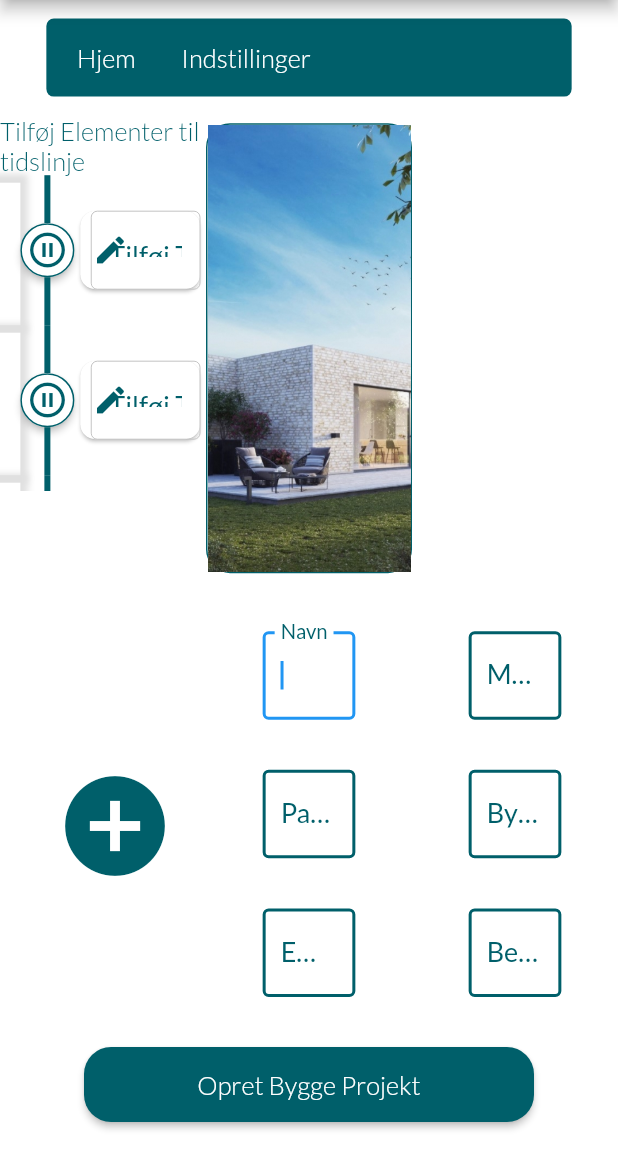
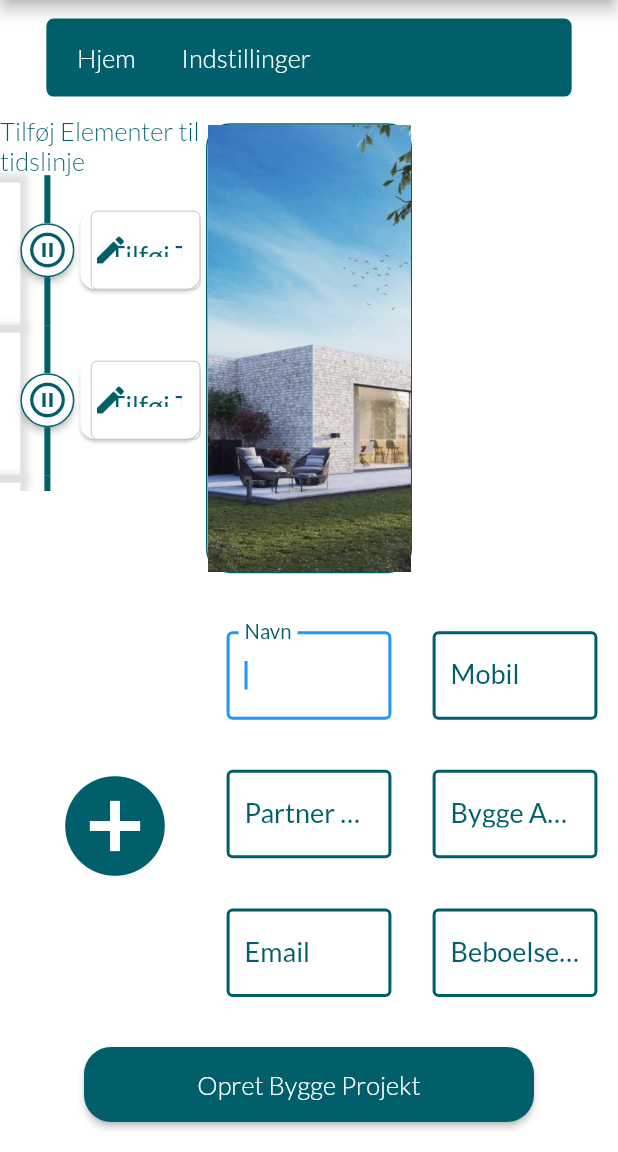
Before and after one commit to NTThyssen/ClassicDreamHouse, a Flutter app: the CreateProjectPage screen opened directly, on a phone screen of 412 x 824 dp, the part 84-1236 px from its top. Run offline on Flutter 3.47's test engine with Material 2 defaults, Android fonts, the phone set to English and light mode, and no system bars; drawn by our look-alikes of timeline_tile; our stand-ins replace adaptive_dialog, cloud_firestore, cool_alert, file_picker, firebase_auth, firebase_core and 7 more; missing offline and left inert: adaptive_library, advance_pdf_viewer, circular_menu, firebase, image_picker_web, mime_type and 2 more; accounts and stored records are empty; generated files the repository leaves out were written again.

Commit message:
added pdf viewpage again

```diff
--- a/classic_dream_house_app/lib/widgets/pdfCard.dart
+++ b/classic_dream_house_app/lib/widgets/pdfCard.dart
@@ -1,5 +1,6 @@
 import 'package:advance_pdf_viewer/advance_pdf_viewer.dart';
 import 'package:classic_cream_couse/theme.dart';
+import 'package:classic_dream_house_app/screens/PdfViewPage.dart';
 import 'package:flutter/material.dart';
 import 'dart:async';
 import 'package:classic_dream_house_app/navigator/route_manager.dart' as router;
@@ -31,7 +32,8 @@ class _PdfCardState extends State<PdfCard> {
     return _isLoading ? Container(child: CircularProgressIndicator(),) :
     GestureDetector(
       onTap: () {
-        Navigator.pushNamed(context, router.PdfViewRoute);
+        Navigator.push(
+            context, MaterialPageRoute(builder: (context) => PdfViewPage(pdfDocument: document)) );
 
       },
       child: Container(
--- a/classic_dream_house_app/pubspec.yaml
+++ b/classic_dream_house_app/pubspec.yaml
@@ -15,7 +15,7 @@ publish_to: 'none' # Remove this line if you wish to publish to pub.dev
 # In iOS, build-name is used as CFBundleShortVersionString while build-number used as CFBundleVersion.
 # Read more about iOS versioning at
 # https://developer.apple.com/library/archive/documentation/General/Reference/InfoPlistKeyReference/Articles/CoreFoundationKeys.html
-version: 1.1.0+101
+version: 1.1.0+106
 environment:
   sdk: ">=2.7.0 <3.0.0"
 
--- a/classic_dream_house_web/lib/Screens/createProjectPage.dart
+++ b/classic_dream_house_web/lib/Screens/createProjectPage.dart
@@ -271,7 +271,8 @@ class _CreateProjectPageState extends State<CreateProjectPage> with BasicMixin{
                                                 children: <Widget>[
                                                   Padding(
                                                     padding: EdgeInsets.all(8.0),
-                                                    child: InputField(inputKey: Key("inputTimeline"), labelText: "Category",controller: timelineInitController,),
+                                                    child: FractionallySizedBox(
+                                                        child: InputField(inputKey: Key("inputTimeline"), labelText: "Category",controller: timelineInitController,)),
                                                   ),
                                                   Padding(
                                                       padding: const EdgeInsets.all(8.0),
--- a/lib/shared_widgets/inputField.dart
+++ b/lib/shared_widgets/inputField.dart
@@ -34,8 +34,10 @@ class _InputFieldState extends State<InputField> {
   }
   @override
   Widget build(BuildContext context) {
-    return Container(
-      width: MediaQuery.of(context).size.width*0.15,
+    return FractionallySizedBox(
+      widthFactor: 0.80,
+      child: Container(
+
         color: appTheme.backgroundColor,
         child: TextFormField(
           validator: (input) => InputFieldValidator.validate(input),
@@ -51,6 +53,7 @@ class _InputFieldState extends State<InputField> {
               labelStyle: bodyTextStyle.copyWith(fontSize: 18)
           ),
         ),
+      ),
     );
   }
 }
```
Also changed, not shown: classic_dream_house_app/lib/navigator/route_manager.dart (+7 -0 lines), classic_dream_house_app/lib/screens/PdfViewPage.dart (added, +24 -0 lines), 3 other files. Lines whose indentation alone changed are shown as unchanged.
